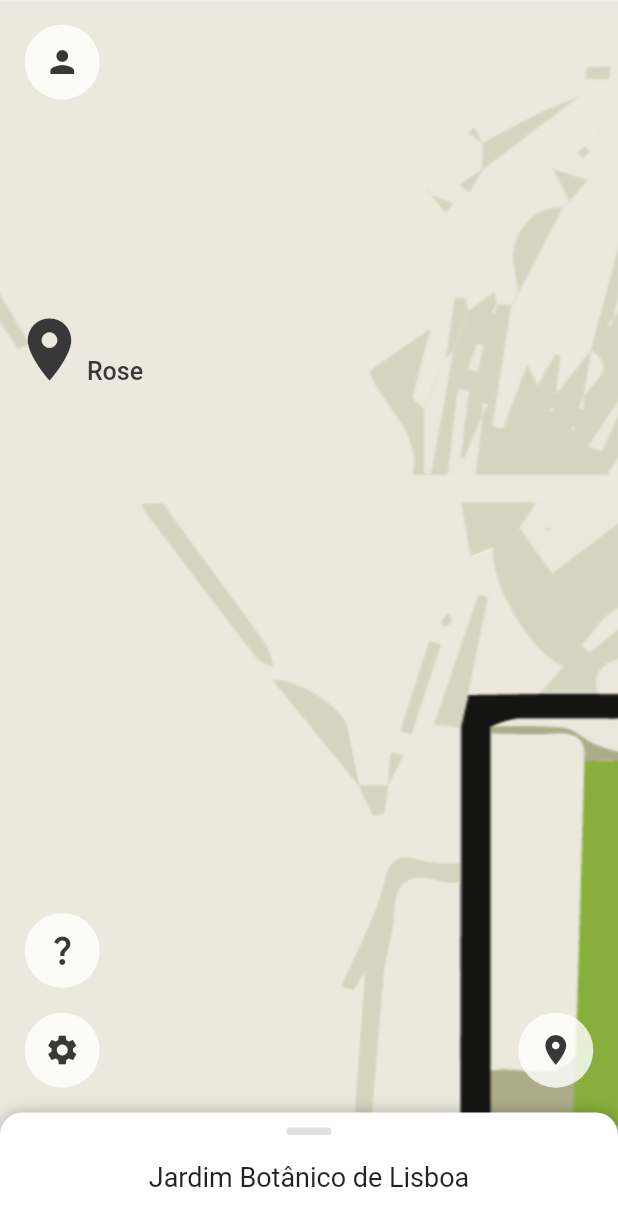
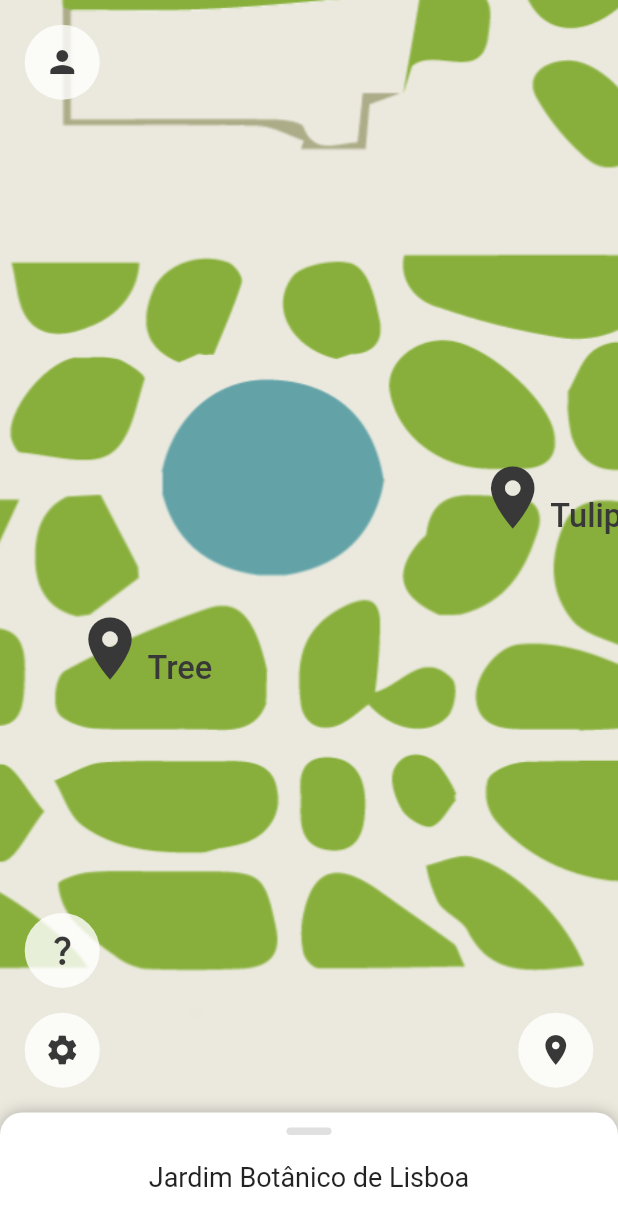
Before and after one commit to jpa-reis/ipm_project, a Flutter app: the screen it shows after launch, on a phone screen of 412 x 824 dp. Shown: the top 1226 px of the screen. Run offline on Flutter 3.47's test engine with Material 2 defaults, Android fonts, the light colour scheme and no system bars; drawn by our look-alikes of flutter_speed_dial, sliding_up_panel; our stand-ins replace image_picker, timeline_tile, toggle_switch.

Commit message:
You can change between gardens

```diff
--- a/lib/addImage.dart
+++ b/lib/addImage.dart
@@ -77,9 +77,9 @@ addImage(bool useCamera, Marker marker,BuildContext context) async{
   if(image == null) return;
   final now = DateTime.now();
   String date = ("${now.day}/${now.month}");
-  int markerIndex = markers.indexOf(marker);
+  int markerIndex = markers1.indexOf(marker);
   ImageData i = ImageData(imagePath: image.path,date: date,markerIndex: markerIndex);
-  images[markers.indexOf(marker)].add(i);
+  images[markers1.indexOf(marker)].add(i);
   navigator.push(MaterialPageRoute(
       builder: (context) => EditImageScreen(image: i, marker: marker,)));
 }
--- a/lib/editImage.dart
+++ b/lib/editImage.dart
@@ -85,7 +85,7 @@ class EditImageState extends State<EditImageScreen> {
 
 moveToTimeline(context,Marker marker){
   Navigator.of(context).push(MaterialPageRoute(
-      builder: (context) => Timeline(indexOf: markers.indexOf(marker))));
+      builder: (context) => Timeline(indexOf: markers1.indexOf(marker))));
 }
 moveBack(context){
   Navigator.pop(context);
--- a/lib/gardens.dart
+++ b/lib/gardens.dart
@@ -2,11 +2,11 @@ import 'package:flutter/material.dart';
 
 class Garden {
   final String name;
-  final Widget page;
+  final int id;
 
   const Garden({
     required this.name,
-    required this.page
+    required this.id
   });
 
 }
--- a/lib/globals.dart
+++ b/lib/globals.dart
@@ -14,14 +14,23 @@ enum PhotoModes{
 PhotoModes mode = PhotoModes.private;
 
 const List<Garden> gardens = [
-  Garden(name: 'Jardim Botânico de Lisboa', page: Timeline(indexOf: 1,)),
-  Garden(name: 'Jardim Zoológico', page: Timeline(indexOf: 1,)),
-  Garden(name: 'Estufa Fria', page: Timeline(indexOf: 1,))
+  Garden(name: 'Jardim Botânico de Lisboa', id: 1),
+  Garden(name: 'Estufa Fria', id: 2)
 ];
 
-List<Marker> markers = [
-  const Marker(position: Offset(200.0, 200.0), name: "Rose", id: 0),
-  const Marker(position: Offset(54.75, 200.0), name: "Tree", id: 1)
+List<Marker> markers1 = [
+  const Marker(position: Offset(2480.4, 1051.3), name: "Rose", id: 0),
+  const Marker(position: Offset(840.3, 999.4), name: "Tree", id: 1),
+  const Marker(position: Offset(1108.9, 898.4), name: "Tulip", id: 2)
 ];
 
+List<Marker> markers2 = [
+  const Marker(position: Offset(867.9, 815.6), name: "Orchid", id: 0),
+  const Marker(position: Offset(966.2, 1196.6), name: "Daisy", id: 1),
+  const Marker(position: Offset(1322.3, 1048.8), name: "Peaches", id: 2)
+];
+
+int currentGarden = 1;
+
+
 final images = <List<ImageData>>[<ImageData>[], <ImageData>[], <ImageData>[]];
--- a/lib/main.dart
+++ b/lib/main.dart
@@ -85,16 +85,22 @@ class _HomePageState extends State<HomePage> {
     var newMarker = Marker(
         position: mPosition,
         name: markerName,
-        id: markers.length
+        id: (currentGarden == 1) ? markers1.length : markers2.length
     );
-    print("IM HERE");
-    markers.add(newMarker);
+
+    if (currentGarden == 1) {
+      markers1.add(newMarker);
+    }
+    else {
+      markers2.add(newMarker);
+    }
     images.add(<ImageData>[]);
   }
 
   late List<Marker> currentMarkers;
   void searchMarker(String query) {
-    final suggestions = markers.where((marker) {
+    final markerList = (currentGarden == 1) ? markers1 : markers2;
+    final suggestions = markerList.where((marker) {
       final markerName = marker.name.toLowerCase();
       final searchQuery = query.toLowerCase();
 
@@ -107,9 +113,9 @@ class _HomePageState extends State<HomePage> {
   @override
   void initState() {
     transformationController.value = Matrix4.identity();
-    transformationController.value.translate(-200.0, 0.0);
+    transformationController.value.translate(-800.0, -600.0);
 
-    currentMarkers = markers;
+    currentMarkers = markers1;
     _tapPosition = const Offset(0.0, 0.0);
     buttonPosition = initButtonPosition;
     panelClosed = true;
@@ -125,17 +131,7 @@ class _HomePageState extends State<HomePage> {
     padding = MediaQuery.of(context).size.height * 0.02;
     buttonPosition = panelHeightClosed + padding;
 
-    print("MARKERS");
-    for (var m in markers) {
-      print("${m.name} ${m.id}");
-    }
-    print("-------------");
-
-    print("CURRENT ONES");
-    for (var m in currentMarkers) {
-      print("${m.name} ${m.id}");
-    }
-    print("-------------");
+    currentMarkers = (currentGarden == 1) ? markers1 : markers2;
 
     return SafeArea(
       child: Scaffold(
@@ -150,6 +146,7 @@ class _HomePageState extends State<HomePage> {
                     details.globalPosition);
                 setState(() {
                   _tapPosition = Offset(offset.dx-35.0, offset.dy-65.0);
+                  print("AAAAA $_tapPosition");
                   openMapSearch = false;
                   nextButtonCompleter?.complete();
                   nextButtonCompleter = null;
@@ -161,15 +158,18 @@ class _HomePageState extends State<HomePage> {
                   FocusManager.instance.primaryFocus?.unfocus();
                 },
                 constrained: false,
-                minScale: 0.3,
+                minScale: 0.5,
+                maxScale: 1.1,
                 child: Container(
-                  width: 4000,
-                  height: 2500,
-                  decoration: const BoxDecoration(
-                      image: DecorationImage(
-                          fit: BoxFit.fill,
-                          image: AssetImage('lib/jardim.png')
-                      )
+                  width: (currentGarden == 1) ? 4000 : 5200,
+                  height: (currentGarden == 1) ? 2500 : 4300,
+                  decoration: BoxDecoration(
+                    image: DecorationImage(
+                      fit: BoxFit.fill,
+                      image: (currentGarden == 1)
+                          ? AssetImage('lib/jardim.png')
+                          : AssetImage('lib/estufa.png')
+                    )
                   ),
                   child: CustomMultiChildLayout(
                     delegate: MapLayout(markerList: currentMarkers),
@@ -196,7 +196,7 @@ class _HomePageState extends State<HomePage> {
                                   marker.name,
                                   style: TextStyle(
                                     color: iconColor,
-                                    fontSize: markerSize/3
+                                    fontSize: markerSize/2.3
                                   ),
                                 )
                               ],
@@ -357,7 +357,7 @@ class _HomePageState extends State<HomePage> {
           onTap: () {
             FocusManager.instance.primaryFocus?.unfocus();
             setState(() {
-              currentMarkers = markers;
+              currentMarkers = (currentGarden == 1) ? markers1 : markers2;
               searchMarkerController.clear();
             });
             showDialog(
--- a/lib/panel_widget.dart
+++ b/lib/panel_widget.dart
@@ -63,10 +63,10 @@ class _PanelWidgetState extends State<PanelWidget> {
       children: <Widget>[
         const SizedBox(height: 10),
         buildHandle(),
-        const ListTile(
+        ListTile(
           title: Center(
             child: Text(
-              "Jardim Botânico de Lisboa",
+              (currentGarden == 1) ? "Jardim Botânico de Lisboa" : "Estufa Fria",
               style: TextStyle(fontSize: 18),
             ),
           ),
@@ -89,11 +89,10 @@ class _PanelWidgetState extends State<PanelWidget> {
             final garden = gardenOptions[index];
             return ListTile(
               title: Text(garden.name),
-              onTap: () {
-                Navigator.of(context).push(MaterialPageRoute(
-                    builder: (context) => garden.page
-                ));
-              }
+              onTap: () => setState(() {
+                currentGarden = garden.id;
+                widget.panelController.close();
+              })
             );
           },
         ),
--- a/pubspec.yaml
+++ b/pubspec.yaml
@@ -72,6 +72,7 @@ flutter:
   #   - images/a_dot_ham.jpeg
   assets:
     - lib/jardim.png
+    - lib/estufa.png
 
 
   # An image asset can refer to one or more resolution-specific "variants", see
```
Also changed, not shown: lib/estufa.png (added).
